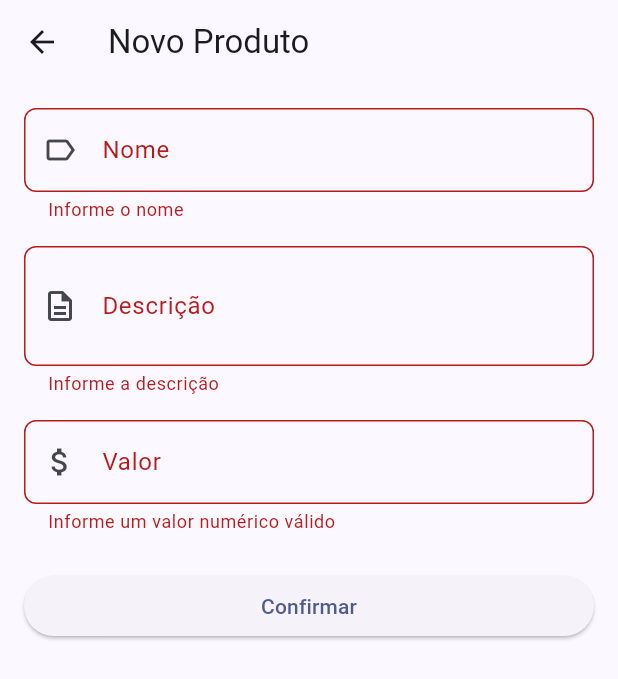
After one commit to DavidlRodrigues404/Trabalho-do-1-Bimestre-Programa-o-para-Dispositivos-Moveis, a Flutter app: the CadastroPage screen opened directly, after a tap on "Confirmar", on a phone screen of 412 x 824 dp. The commit adds this screen. Shown: the top 679 px of the screen. Run offline on Flutter 3.47's test engine with Material 3 defaults, Android fonts, the phone set to English and light mode, and no system bars.

Commit message:
feat: implementado formulario de cadastro para entrada de dados e implementado estado conforme solicitado no exerc 10

```diff
--- /dev/null
+++ b/part2_flutter/lib/screens/cadastro_page.dart
@@ -0,0 +1,116 @@
+import 'package:flutter/material.dart';
+
+import '../models/produto.dart';
+
+class CadastroPage extends StatefulWidget {
+  const CadastroPage({super.key});
+
+  @override
+  State<CadastroPage> createState() => _CadastroPageState();
+}
+
+class _CadastroPageState extends State<CadastroPage> {
+  final _formKey = GlobalKey<FormState>();
+  final _nomeController = TextEditingController();
+  final _descricaoController = TextEditingController();
+  final _valorController = TextEditingController();
+
+  @override
+  void dispose() {
+    _nomeController.dispose();
+    _descricaoController.dispose();
+    _valorController.dispose();
+    super.dispose();
+  }
+
+  void _confirmar() {
+    if (!_formKey.currentState!.validate()) return;
+
+    final novoProduto = Produto(
+      nome: _nomeController.text.trim(),
+      descricao: _descricaoController.text.trim(),
+      quantidade: 1,
+      valor: double.parse(_valorController.text.replaceAll(',', '.')),
+    );
+
+    Navigator.of(context).pop(novoProduto);
+  }
+
+  @override
+  Widget build(BuildContext context) {
+    return Scaffold(
+      appBar: AppBar(
+        title: const Text('Novo Produto'),
+      ),
+      body: Padding(
+        padding: const EdgeInsets.all(16),
+        child: Form(
+          key: _formKey,
+          child: Column(
+            crossAxisAlignment: CrossAxisAlignment.stretch,
+            children: [
+              TextFormField(
+                controller: _nomeController,
+                decoration: InputDecoration(
+                  labelText: 'Nome',
+                  prefixIcon: const Icon(Icons.label_outline),
+                  border: OutlineInputBorder(
+                    borderRadius: BorderRadius.circular(8),
+                  ),
+                ),
+                validator: (valor) {
+                  if (valor == null || valor.trim().isEmpty) {
+                    return 'Informe o nome';
+                  }
+                  return null;
+                },
+              ),
+              const SizedBox(height: 16),
+              TextFormField(
+                controller: _descricaoController,
+                maxLines: 2,
+                decoration: InputDecoration(
+                  labelText: 'Descrição',
+                  prefixIcon: const Icon(Icons.description_outlined),
+                  border: OutlineInputBorder(
+                    borderRadius: BorderRadius.circular(8),
+                  ),
+                ),
+                validator: (valor) {
+                  if (valor == null || valor.trim().isEmpty) {
+                    return 'Informe a descrição';
+                  }
+                  return null;
+                },
+              ),
+              const SizedBox(height: 16),
+              TextFormField(
+                controller: _valorController,
+                keyboardType: const TextInputType.numberWithOptions(decimal: true),
+                decoration: InputDecoration(
+                  labelText: 'Valor',
+                  prefixIcon: const Icon(Icons.attach_money),
+                  border: OutlineInputBorder(
+                    borderRadius: BorderRadius.circular(8),
+                  ),
+                ),
+                validator: (valor) {
+                  final numero = double.tryParse((valor ?? '').replaceAll(',', '.'));
+                  if (numero == null || numero < 0) {
+                    return 'Informe um valor numérico válido';
+                  }
+                  return null;
+                },
+              ),
+              const SizedBox(height: 24),
+              ElevatedButton(
+                onPressed: _confirmar,
+                child: const Text('Confirmar'),
+              ),
+            ],
+          ),
+        ),
+      ),
+    );
+  }
+}
--- a/part2_flutter/lib/screens/home_page.dart
+++ b/part2_flutter/lib/screens/home_page.dart
@@ -5,6 +5,7 @@ import '../models/pedido.dart';
 import '../models/produto.dart';
 import '../models/servico.dart';
 import '../widgets/item_card.dart';
+import 'cadastro_page.dart';
 import 'detail_page.dart';
 
 class HomePage extends StatefulWidget {
@@ -72,11 +73,27 @@ class _HomePageState extends State<HomePage> {
     );
   }
 
+  Future<void> _abrirCadastro(BuildContext context) async {
+    final novoProduto = await Navigator.of(context).push<Produto>(
+      MaterialPageRoute(builder: (_) => const CadastroPage()),
+    );
+
+    if (novoProduto != null) {
+      setState(() {
+        pedido.adicionarProduto(novoProduto);
+      });
+    }
+  }
+
   @override
   Widget build(BuildContext context) {
     return Scaffold(
       appBar: AppBar(
         title: const Text('Pedido Atual'),
+      ),
+      floatingActionButton: FloatingActionButton(
+        onPressed: () => _abrirCadastro(context),
+        child: const Icon(Icons.add),
       ),
       body: Column(
         mainAxisAlignment: MainAxisAlignment.start,
```
Also changed, not shown: 1 other file.
